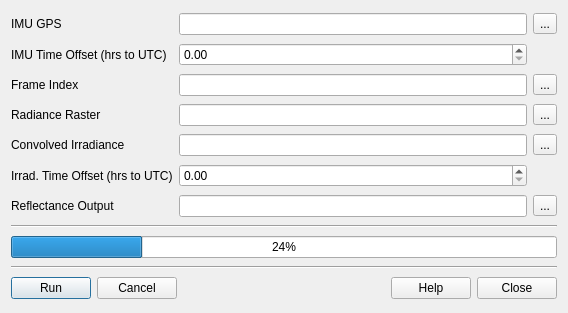
The window that src/ui/reflectance.ui (rskelly/geotools) describes before a commit, drawn with Qt 5.
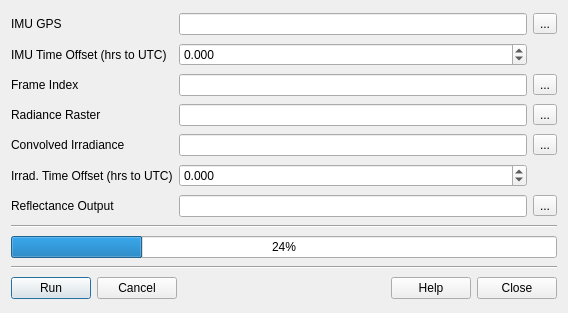
The same window after the commit.

What changed in the file:
```diff
--- a/src/ui/reflectance.ui
+++ b/src/ui/reflectance.ui
@@ -43,7 +43,17 @@
     </widget>
    </item>
    <item row="1" column="1">
-    <widget class="QDoubleSpinBox" name="spnIMUUTCOffset"/>
+    <widget class="QDoubleSpinBox" name="spnIMUUTCOffset">
+     <property name="decimals">
+      <number>3</number>
+     </property>
+     <property name="minimum">
+      <double>-999.999000000000024</double>
+     </property>
+     <property name="maximum">
+      <double>999.999000000000024</double>
+     </property>
+    </widget>
    </item>
    <item row="8" column="0" colspan="3">
     <widget class="QProgressBar" name="progressBar">
@@ -77,7 +87,17 @@
     </widget>
    </item>
    <item row="5" column="1">
-    <widget class="QDoubleSpinBox" name="spnIrradUTCOffset"/>
+    <widget class="QDoubleSpinBox" name="spnIrradUTCOffset">
+     <property name="decimals">
+      <number>3</number>
+     </property>
+     <property name="minimum">
+      <double>-999.999000000000024</double>
+     </property>
+     <property name="maximum">
+      <double>999.999000000000024</double>
+     </property>
+    </widget>
    </item>
    <item row="4" column="1">
     <widget class="QLineEdit" name="txtConvIrrad"/>
```
